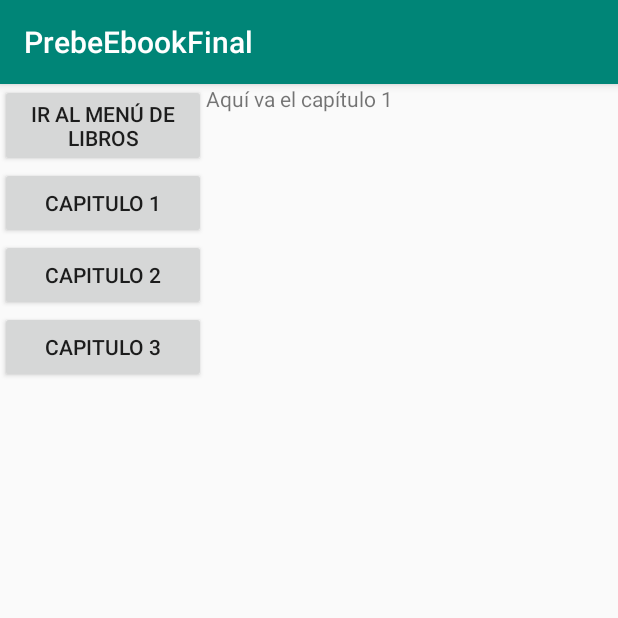
After one commit to amairanysolanamejia/PrebeEbook, an Android app: the fragment PeregrinoCp1 placed in its activity, on a phone screen of 412 x 824 dp, the top half of it. The commit adds this screen. Run offline under Robolectric (Android 15) with nearby library versions, the phone set to English and light mode, and no system bars.

Commit message:
:skull: Esqueleto de la app... ¿completo? :skull:

```diff
--- a/PrebeEbookFinal/app/src/main/AndroidManifest.xml
+++ b/PrebeEbookFinal/app/src/main/AndroidManifest.xml
@@ -22,6 +22,12 @@
         </activity>
         <activity android:name=".ActividadBiblia">
         </activity>
+        <activity android:name=".ActividadPeregrino">
+        </activity>
+        <activity android:name=".ActividadPrincipito">
+        </activity>
+        <activity android:name=".ActividadOrgullo">
+        </activity>
     </application>
 
 </manifest>
--- /dev/null
+++ b/PrebeEbookFinal/app/src/main/java/com/sillasca/godie/prebeebookfinal/ActividadPeregrino.kt
@@ -0,0 +1,54 @@
+package com.sillasca.godie.prebeebookfinal
+
+import android.content.Intent
+import android.support.v7.app.AppCompatActivity
+import android.os.Bundle
+import android.widget.Button
+
+class ActividadPeregrino : AppCompatActivity() {
+
+    lateinit var buttonGoToNext: Button
+    val manager = supportFragmentManager
+
+
+    override fun onCreate(savedInstanceState: Bundle?) {
+        super.onCreate(savedInstanceState)
+        setContentView(R.layout.activity_actividad_peregrino)
+
+        val Change1 = findViewById<Button>(R.id.cap1)
+        val Change2 = findViewById<Button>(R.id.cap2)
+        val Change3 = findViewById<Button>(R.id.cap3)
+
+        buttonGoToNext = findViewById(R.id.volver_menu)
+        buttonGoToNext.setOnClickListener {
+            val intent: Intent = Intent(applicationContext, MainActivity::class.java)
+            startActivity(intent)
+        }
+
+        Change1.setOnClickListener { ShowCap1() }
+        Change2.setOnClickListener { ShowCap2() }
+        Change3.setOnClickListener { ShowCap3() }
+    }
+
+    fun ShowCap1(){
+        val transaction = manager.beginTransaction()
+        val fragment = PeregrinoCp1()
+        transaction.replace(R.id.contenedorFragments,fragment)
+        transaction.addToBackStack(null)
+        transaction.commit()
+    }
+    fun ShowCap2(){
+        val transaction = manager.beginTransaction()
+        val fragment = PeregrinoCp2()
+        transaction.replace(R.id.contenedorFragments,fragment)
+        transaction.addToBackStack(null)
+        transaction.commit()
+    }
+    fun ShowCap3(){
+        val transaction = manager.beginTransaction()
+        val fragment = PeregrinoCp3()
+        transaction.replace(R.id.contenedorFragments,fragment)
+        transaction.addToBackStack(null)
+        transaction.commit()
+    }
+}
--- /dev/null
+++ b/PrebeEbookFinal/app/src/main/java/com/sillasca/godie/prebeebookfinal/PeregrinoCp1.kt
@@ -0,0 +1,66 @@
+package com.sillasca.godie.prebeebookfinal
+
+import android.content.Context
+import android.net.Uri
+import android.os.Bundle
+import android.support.v4.app.Fragment
+import android.view.LayoutInflater
+import android.view.View
+import android.view.ViewGroup
+
+
+class PeregrinoCp1 : Fragment() {
+
+    override fun onCreate(savedInstanceState: Bundle?) {
+        super.onCreate(savedInstanceState)
+
+    }
+
+    override fun onCreateView(
+        inflater: LayoutInflater, container: ViewGroup?,
+        savedInstanceState: Bundle?
+    ): View? {
+        // Inflate the layout for this fragment
+        return inflater!!.inflate(R.layout.fragment_peregrino_cp1, container, false)
+    }
+
+    override fun onActivityCreated(savedInstanceState: Bundle?) {
+        super.onActivityCreated(savedInstanceState)
+    }
+
+    override fun onStart() {
+        super.onStart()
+    }
+
+    override fun onResume() {
+        super.onResume()
+    }
+
+    override fun onStop() {
+        super.onStop()
+    }
+
+    override fun onPause() {
+        super.onPause()
+    }
+
+    override fun onDestroyView() {
+        super.onDestroyView()
+    }
+
+    override fun onDestroy() {
+        super.onDestroy()
+    }
+
+    override fun onAttach(context: Context?) {
+        super.onAttach(context)
+
+    }
+
+    override fun onDetach() {
+        super.onDetach()
+
+    }
+
+
+}
--- /dev/null
+++ b/PrebeEbookFinal/app/src/main/res/layout/activity_actividad_peregrino.xml
@@ -0,0 +1,56 @@
+<?xml version="1.0" encoding="utf-8"?>
+<LinearLayout
+        xmlns:android="http://schemas.android.com/apk/res/android"
+        xmlns:tools="http://schemas.android.com/tools"
+        xmlns:app="http://schemas.android.com/apk/res-auto"
+        android:layout_width="match_parent"
+        android:layout_height="match_parent"
+        android:orientation="horizontal"
+        tools:context=".MainActivity">
+
+        <LinearLayout
+                android:layout_width="match_parent"
+                android:layout_height="match_parent"
+                android:orientation="vertical"
+                android:layout_weight="2"
+        >
+
+
+                <Button
+                        android:id="@+id/volver_menu"
+                        android:layout_width="match_parent"
+                        android:layout_height="wrap_content"
+                        android:text="Ir al menú de libros"/>
+                <Button
+                        android:id="@+id/cap1"
+                        android:layout_width="match_parent"
+                        android:layout_height="wrap_content"
+                        android:text="Capitulo 1"/>
+                <Button
+                        android:id="@+id/cap2"
+                        android:layout_width="match_parent"
+                        android:layout_height="wrap_content"
+                        android:text="Capitulo 2"/>
+                <Button
+                        android:id="@+id/cap3"
+                        android:layout_width="match_parent"
+                        android:layout_height="wrap_content"
+                        android:text="Capitulo 3"/>
+
+        </LinearLayout>
+
+        <LinearLayout
+                android:layout_width="match_parent"
+                android:layout_height="match_parent"
+                android:layout_weight="1">
+                <FrameLayout
+                        android:layout_width="match_parent"
+                        android:layout_height="match_parent"
+                        android:id="@+id/contenedorFragments" tools:ignore="InvalidId">
+
+                </FrameLayout>
+
+
+        </LinearLayout>
+
+</LinearLayout>
--- a/PrebeEbookFinal/app/src/main/res/layout/fragment_orgullo_cp2.xml
+++ b/PrebeEbookFinal/app/src/main/res/layout/fragment_orgullo_cp2.xml
@@ -3,7 +3,7 @@
              xmlns:tools="http://schemas.android.com/tools"
              android:layout_width="match_parent"
              android:layout_height="match_parent"
-             tools:context=".BibliaCp1">
+             tools:context=".OrgulloCp2">
 
     <!-- TODO: Update blank fragment layout -->
     <TextView
--- a/PrebeEbookFinal/app/src/main/res/layout/fragment_orgullo_cp3.xml
+++ b/PrebeEbookFinal/app/src/main/res/layout/fragment_orgullo_cp3.xml
@@ -3,7 +3,7 @@
              xmlns:tools="http://schemas.android.com/tools"
              android:layout_width="match_parent"
              android:layout_height="match_parent"
-             tools:context=".BibliaCp1">
+             tools:context=".OrgulloCp3">
 
     <!-- TODO: Update blank fragment layout -->
     <TextView
--- /dev/null
+++ b/PrebeEbookFinal/app/src/main/res/layout/fragment_peregrino_cp1.xml
@@ -0,0 +1,14 @@
+<?xml version="1.0" encoding="utf-8"?>
+<FrameLayout xmlns:android="http://schemas.android.com/apk/res/android"
+             xmlns:tools="http://schemas.android.com/tools"
+             android:layout_width="match_parent"
+             android:layout_height="match_parent"
+             tools:context=".PeregrinoCp1">
+
+    <!-- TODO: Update blank fragment layout -->
+    <TextView
+            android:layout_width="match_parent"
+            android:layout_height="match_parent"
+            android:text="@string/cap1peregrino"/>
+
+</FrameLayout>
```
Also changed, not shown: PrebeEbookFinal/app/src/main/java/com/sillasca/godie/prebeebookfinal/ActividadPrincipito.kt (added, +54 -0 lines), PrebeEbookFinal/app/src/main/java/com/sillasca/godie/prebeebookfinal/ListFragment.kt (+31 -0 lines), PrebeEbookFinal/app/src/main/java/com/sillasca/godie/prebeebookfinal/PeregrinoCp2.kt (added, +66 -0 lines), PrebeEbookFinal/app/src/main/java/com/sillasca/godie/prebeebookfinal/PeregrinoCp3.kt (added, +66 -0 lines), PrebeEbookFinal/app/src/main/java/com/sillasca/godie/prebeebookfinal/PrincipitoCp1.kt (added, +66 -0 lines), PrebeEbookFinal/app/src/main/java/com/sillasca/godie/prebeebookfinal/PrincipitoCp2.kt (added, +66 -0 lines), PrebeEbookFinal/app/src/main/java/com/sillasca/godie/prebeebookfinal/PrincipitoCp3.kt (added, +66 -0 lines), PrebeEbookFinal/app/src/main/res/layout/activity_actividad_principito.xml (added, +56 -0 lines), PrebeEbookFinal/app/src/main/res/layout/fragment_peregrino_cp2.xml (added, +14 -0 lines), PrebeEbookFinal/app/src/main/res/layout/fragment_peregrino_cp3.xml (added, +14 -0 lines), PrebeEbookFinal/app/src/main/res/layout/fragment_principito_cp1.xml (added, +14 -0 lines), PrebeEbookFinal/app/src/main/res/layout/fragment_principito_cp2.xml (added, +14 -0 lines), PrebeEbookFinal/app/src/main/res/layout/fragment_principito_cp3.xml (added, +14 -0 lines).
